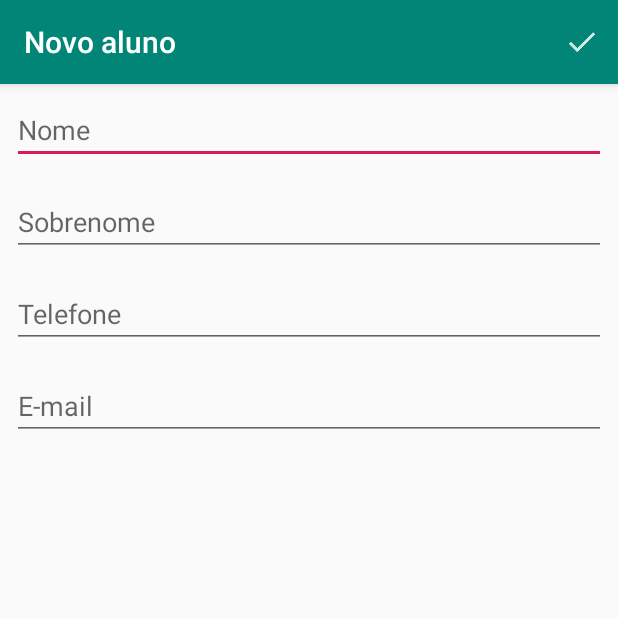
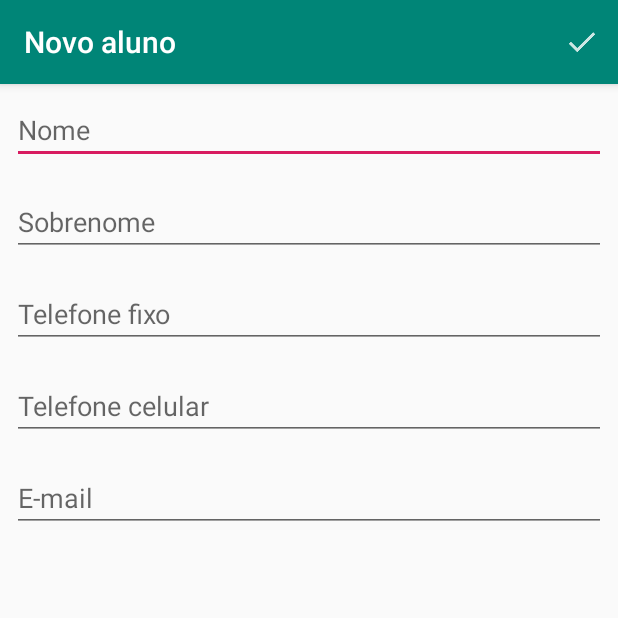
Before and after one commit to LucasCascao/app-agenda, an Android app: the screen it shows after launch (FormularioAlunoActivity), after a tap on an icon or button, on a phone screen of 412 x 824 dp, the top half of it. Run offline under Robolectric (Android 15) with nearby library versions, the phone set to English and light mode, and no system bars; our stand-ins replace Room's generated code; libraries missing offline, so code that uses them is left out: android.arch.persistence.

```diff
--- a/app/src/main/java/br/com/alura/agenda/database/AgendaDatabase.java
+++ b/app/src/main/java/br/com/alura/agenda/database/AgendaDatabase.java
@@ -12,7 +12,7 @@ import br.com.alura.agenda.model.Aluno;
 
 import static br.com.alura.agenda.database.AgendaMigrations.TODAS_MIGRATIONS;
 
-@Database(entities = {Aluno.class}, version = 3, exportSchema = false)
+@Database(entities = {Aluno.class}, version = 4, exportSchema = false)
 @TypeConverters({ConversorCalendar.class})
 public abstract class AgendaDatabase extends RoomDatabase {
 
--- a/app/src/main/java/br/com/alura/agenda/database/AgendaMigrations.java
+++ b/app/src/main/java/br/com/alura/agenda/database/AgendaMigrations.java
@@ -19,5 +19,27 @@ class AgendaMigrations {
         }
     };
 
-    public static final Migration[] TODAS_MIGRATIONS = {MIGRATION_1_2, MIGRATION_2_3};
+    private static final Migration MIGRATION_3_4 = new Migration(3, 4) {
+        @Override
+        public void migrate(@NonNull SupportSQLiteDatabase database) {
+            database.execSQL("CREATE TABLE IF NOT EXISTS `Aluno_novo` " +
+                    "(`id` INTEGER PRIMARY KEY AUTOINCREMENT NOT NULL, " +
+                    "`nome` TEXT, " +
+                    "`sobrenome` TEXT, " +
+                    "`telefoneFixo` TEXT, " +
+                    "`telefoneCelular` TEXT, " +
+                    "`email` TEXT, " +
+                    "`momentoDeCadastro` INTEGER)");
+
+            database.execSQL("INSERT OR REPLACE INTO Aluno_novo (id, nome, sobrenome, telefoneFixo, email, momentoDeCadastro) " +
+                    "SELECT id, nome, sobrenome, telefone, email, momentoDeCadastro FROM Aluno");
+
+            database.execSQL("DROP TABLE Aluno");
+
+            database.execSQL("ALTER TABLE Aluno_novo RENAME TO Aluno");
+        }
+    };
+
+
+    public static final Migration[] TODAS_MIGRATIONS = {MIGRATION_1_2, MIGRATION_2_3, MIGRATION_3_4};
 }
--- a/app/src/main/java/br/com/alura/agenda/database/dao/sqlite/AlunoDAOLowLevel.java
+++ b/app/src/main/java/br/com/alura/agenda/database/dao/sqlite/AlunoDAOLowLevel.java
@@ -36,7 +36,7 @@ public class AlunoDAOLowLevel extends SQLiteOpenHelper {
         SQLiteDatabase db = getWritableDatabase();
         ContentValues valores = new ContentValues();
         valores.put("nome", aluno.getNome());
-        valores.put("telefone", aluno.getTelefone());
+        valores.put("telefone", aluno.getTelefoneFixo());
         valores.put("email", aluno.getEmail());
         db.insert("alunos", null, valores);
     }
@@ -59,7 +59,7 @@ public class AlunoDAOLowLevel extends SQLiteOpenHelper {
             Aluno aluno = new Aluno();
             aluno.setId(c.getInt(c.getColumnIndex("id")));
             aluno.setNome(c.getString(c.getColumnIndex("nome")));
-            aluno.setTelefone(c.getString(c.getColumnIndex("telefone")));
+            aluno.setTelefoneFixo(c.getString(c.getColumnIndex("telefone")));
             aluno.setEmail(c.getString(c.getColumnIndex("email")));
             alunos.add(aluno);
         }
@@ -72,7 +72,7 @@ public class AlunoDAOLowLevel extends SQLiteOpenHelper {
         ContentValues valores = new ContentValues();
         valores.put("id", aluno.getId());
         valores.put("nome", aluno.getNome());
-        valores.put("telefone", aluno.getTelefone());
+        valores.put("telefone", aluno.getTelefoneFixo());
         valores.put("email", aluno.getEmail());
         return valores;
     }
--- a/app/src/main/java/br/com/alura/agenda/ui/activity/FormularioAlunoActivity.java
+++ b/app/src/main/java/br/com/alura/agenda/ui/activity/FormularioAlunoActivity.java
@@ -20,7 +20,8 @@ public class FormularioAlunoActivity extends AppCompatActivity {
     private static final String TITULO_APPBAR_EDITA_ALUNO = "Edita aluno";
     private EditText campoNome;
     private EditText campoSobrenome;
-    private EditText campoTelefone;
+    private EditText campoTelefoneFixo;
+    private EditText campoTelefoneCelular;
     private EditText campoEmail;
     private AlunoDAO dao;
     private Aluno aluno;
@@ -65,7 +66,8 @@ public class FormularioAlunoActivity extends AppCompatActivity {
     private void preencheCampos() {
         campoNome.setText(aluno.getNome());
         campoSobrenome.setText(aluno.getSobrenome());
-        campoTelefone.setText(aluno.getTelefone());
+        campoTelefoneFixo.setText(aluno.getTelefoneFixo());
+        campoTelefoneCelular.setText(aluno.getTelefoneCelular());
         campoEmail.setText(aluno.getEmail());
     }
 
@@ -82,19 +84,22 @@ public class FormularioAlunoActivity extends AppCompatActivity {
     private void inicializacaoDosCampos() {
         campoNome = findViewById(R.id.activity_formulario_aluno_nome);
         campoSobrenome = findViewById(R.id.activity_formulario_aluno_sobrenome);
-        campoTelefone = findViewById(R.id.activity_formulario_aluno_telefone);
+        campoTelefoneFixo = findViewById(R.id.activity_formulario_aluno_telefone_fixo);
+        campoTelefoneCelular = findViewById(R.id.activity_formulario_aluno_telefone_celular);
         campoEmail = findViewById(R.id.activity_formulario_aluno_email);
     }
 
     private void preencheAluno() {
         String nome = campoNome.getText().toString();
         String sobrenome = campoSobrenome.getText().toString();
-        String telefone = campoTelefone.getText().toString();
+        String telefoneFixo = campoTelefoneFixo.getText().toString();
+        String telefoneCelular = campoTelefoneCelular.getText().toString();
         String email = campoEmail.getText().toString();
 
         aluno.setNome(nome);
         aluno.setSobrenome(sobrenome);
-        aluno.setTelefone(telefone);
+        aluno.setTelefoneFixo(telefoneFixo);
+        aluno.setTelefoneCelular(telefoneCelular);
         aluno.setEmail(email);
     }
 }
--- a/app/src/main/java/br/com/alura/agenda/ui/adapter/ListaAlunosAdapter.java
+++ b/app/src/main/java/br/com/alura/agenda/ui/adapter/ListaAlunosAdapter.java
@@ -49,7 +49,7 @@ public class ListaAlunosAdapter extends BaseAdapter {
         TextView nome = view.findViewById(R.id.item_aluno_nome);
         nome.setText(aluno.getNomeCompleto());
         TextView telefone = view.findViewById(R.id.item_aluno_telefone);
-        telefone.setText(aluno.getTelefone());
+        telefone.setText(aluno.getTelefoneFixo());
     }
 
     private View criaView(ViewGroup viewGroup) {
--- a/app/src/main/res/layout/activity_formulario_aluno.xml
+++ b/app/src/main/res/layout/activity_formulario_aluno.xml
@@ -30,11 +30,21 @@
             tools:targetApi="o" />
 
         <EditText
-            android:id="@+id/activity_formulario_aluno_telefone"
+            android:id="@+id/activity_formulario_aluno_telefone_fixo"
             android:layout_width="match_parent"
             android:layout_height="wrap_content"
             android:layout_margin="8dp"
-            android:hint="@string/telefone"
+            android:hint="@string/telefone_fixo"
+            android:inputType="phone"
+            android:importantForAutofill="no"
+            tools:targetApi="o" />
+
+        <EditText
+            android:id="@+id/activity_formulario_aluno_telefone_celular"
+            android:layout_width="match_parent"
+            android:layout_height="wrap_content"
+            android:layout_margin="8dp"
+            android:hint="@string/telefone_celular"
             android:inputType="phone"
             android:importantForAutofill="no"
             tools:targetApi="o" />
--- a/app/src/main/res/values/strings.xml
+++ b/app/src/main/res/values/strings.xml
@@ -1,9 +1,10 @@
 <resources>
     <string name="app_name">Agenda</string>
     <string name="nome">Nome</string>
-    <string name="telefone">Telefone</string>
+    <string name="telefone_fixo">Telefone fixo</string>
     <string name="email">E-mail</string>
     <string name="salvar_aluno">Salvar o aluno</string>
     <string name="remover">Remover</string>
     <string name="sobrenome">Sobrenome</string>
+    <string name="telefone_celular">Telefone celular</string>
 </resources>
```
Also changed, not shown: app/src/main/java/br/com/alura/agenda/model/Aluno.java (+15 -7 lines).
